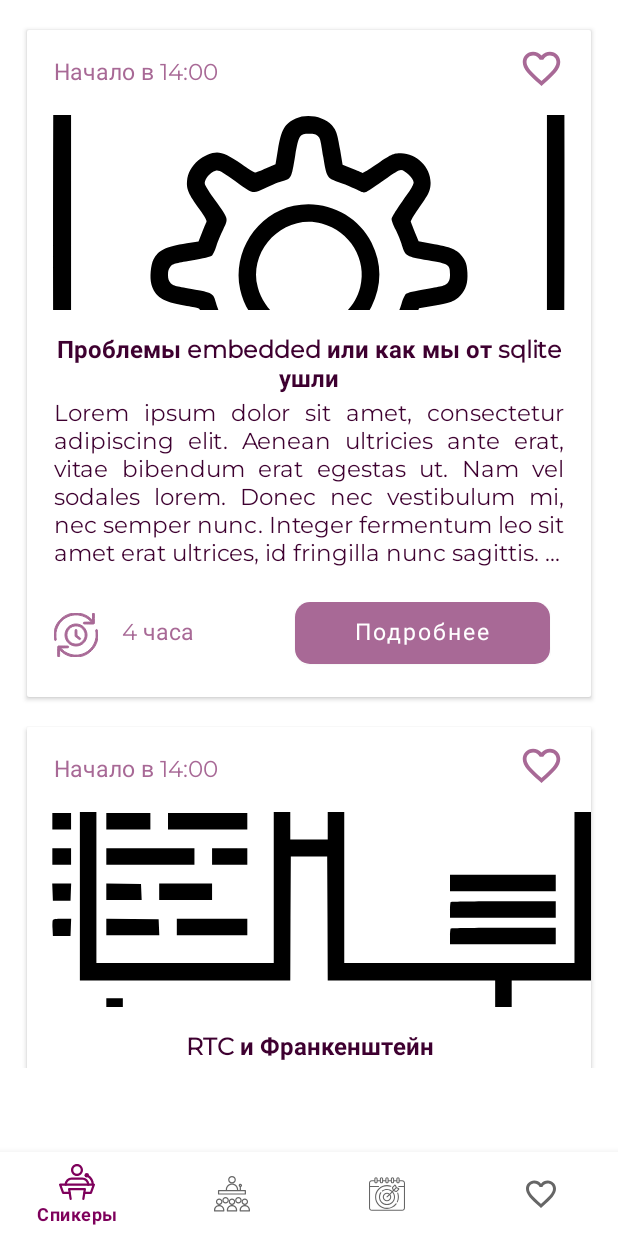
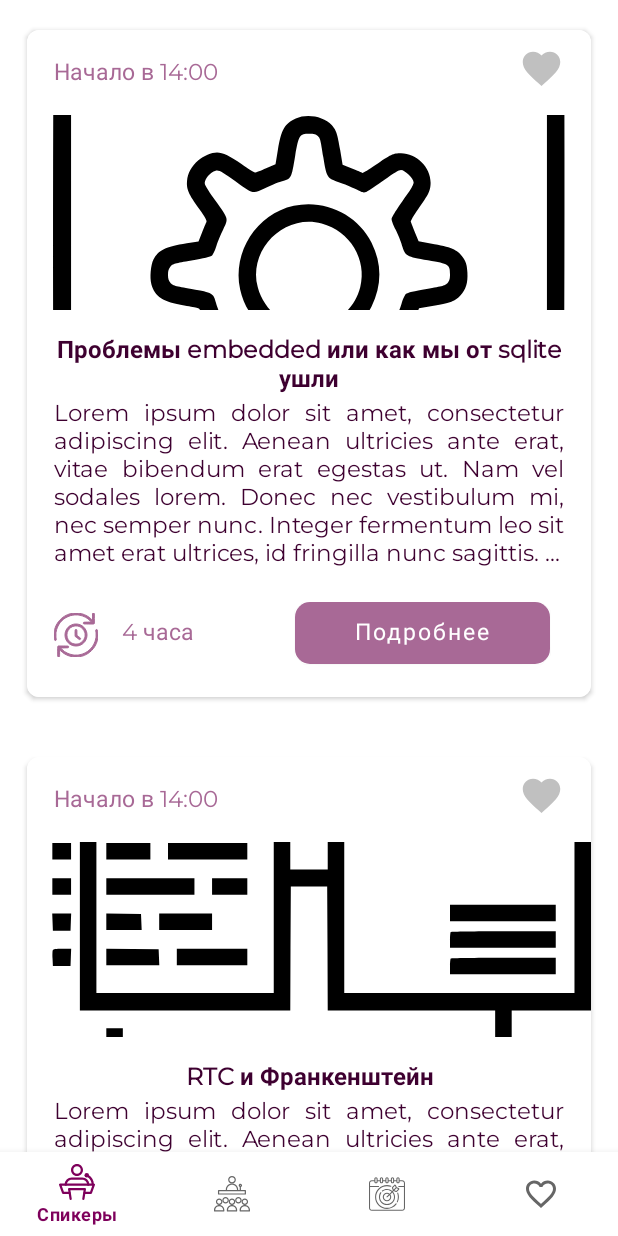
Before and after one commit to condomcom/DomConMobile, an Android app: the fragment PerformanceFragment placed in its activity, on a phone screen of 412 x 824 dp. Run offline under Robolectric (Android 15) with nearby library versions, the phone set to English and light mode, and no system bars.

Commit message:
corrected cards

```diff
--- a/app/src/main/java/com/example/condom/api/DomconApi.java
+++ b/app/src/main/java/com/example/condom/api/DomconApi.java
@@ -1,6 +1,6 @@
 package com.example.condom.api;
 
-import com.example.condom.model.User;
+import com.example.condom.modelIP.User;
 
 import java.util.List;
 
--- a/app/src/main/java/com/example/condom/api/TestActivity2.java
+++ b/app/src/main/java/com/example/condom/api/TestActivity2.java
@@ -6,7 +6,7 @@ import android.widget.TextView;
 import androidx.appcompat.app.AppCompatActivity;
 
 import com.example.condom.R;
-import com.example.condom.model.User;
+import com.example.condom.modelIP.User;
 
 import java.util.List;
 
--- a/app/src/main/java/com/example/condom/authentication/RegistrationFragment.java
+++ b/app/src/main/java/com/example/condom/authentication/RegistrationFragment.java
@@ -17,7 +17,7 @@ import androidx.annotation.StringRes;
 import androidx.fragment.app.Fragment;
 
 import com.example.condom.R;
-import com.example.condom.model.User;
+import com.example.condom.modelIP.User;
 
 import java.util.Calendar;
 
--- a/app/src/main/java/com/example/condom/authentication/SharedPreferencesHelper.java
+++ b/app/src/main/java/com/example/condom/authentication/SharedPreferencesHelper.java
@@ -4,7 +4,7 @@ package com.example.condom.authentication;
 import android.content.Context;
 import android.content.SharedPreferences;
 
-import com.example.condom.model.User;
+import com.example.condom.modelIP.User;
 import com.google.gson.Gson;
 import com.google.gson.reflect.TypeToken;
 
--- a/app/src/main/java/com/example/condom/favorites/FavoritesDB.java
+++ b/app/src/main/java/com/example/condom/dataBase/FavoritesDB.java
@@ -1,4 +1,4 @@
-package com.example.condom.favorites;
+package com.example.condom.dataBase;
 
 import android.content.ContentValues;
 import android.content.Context;
@@ -35,7 +35,6 @@ public class FavoritesDB extends SQLiteOpenHelper {
 
     @Override
     public void onUpgrade(SQLiteDatabase db, int oldVersion, int newVersion) {
-
     }
 
     //создать пустую таблицу
--- a/app/src/main/java/com/example/condom/model/User.java
+++ b/app/src/main/java/com/example/condom/modelIP/User.java
@@ -1,4 +1,4 @@
-package com.example.condom.model;
+package com.example.condom.modelIP;
 
 import com.google.gson.annotations.SerializedName;
 
--- a/app/src/main/java/com/example/condom/favorites/PerformancesCardsItem.java
+++ b/app/src/main/java/com/example/condom/modelItem/FavoritesItem.java
@@ -1,24 +1,22 @@
-package com.example.condom.favorites;
+package com.example.condom.modelItem;
 
-public class PerformancesCardsItem {
+public class FavoritesItem {
     private String keyId;
     private String itemTitle;
     private int itemImage;
     private String itemDescription;
     private String itemBeginning;
     private String itemDuration;
-    private String favoriteStatus;
 
-    public PerformancesCardsItem(String keyId, String itemTitle, int itemImage,
+    public FavoritesItem(String keyId, String itemTitle, int itemImage,
                                  String itemDescription, String itemBeginning,
-                                 String itemDuration, String favoriteStatus) {
+                                 String itemDuration) {
         this.keyId = keyId;
         this.itemTitle = itemTitle;
         this.itemImage = itemImage;
         this.itemDescription = itemDescription;
         this.itemBeginning = itemBeginning;
         this.itemDuration = itemDuration;
-        this.favoriteStatus = favoriteStatus;
     }
 
     public String getKeyId() {
@@ -68,12 +66,4 @@ public class PerformancesCardsItem {
     public void setItemDuration(String itemDuration) {
         this.itemDuration = itemDuration;
     }
-
-    public String getFavoriteStatus() {
-        return favoriteStatus;
-    }
-
-    public void setFavoriteStatus(String favoriteStatus) {
-        this.favoriteStatus = favoriteStatus;
-    }
 }
--- a/app/src/main/java/com/example/condom/favorites/FavoritesItem.java
+++ b/app/src/main/java/com/example/condom/modelItem/PerformancesCardsItem.java
@@ -1,26 +1,24 @@
-package com.example.condom.favorites;
+package com.example.condom.modelItem;
 
-public class FavoritesItem {
+public class PerformancesCardsItem {
     private String keyId;
     private String itemTitle;
     private int itemImage;
     private String itemDescription;
     private String itemBeginning;
     private String itemDuration;
-    //private String favoriteStatus;
+    private String favoriteStatus;
 
-    public FavoritesItem() {
-    }
-
-    public FavoritesItem(String keyId, String itemTitle, int itemImage,
+    public PerformancesCardsItem(String keyId, String itemTitle, int itemImage,
                                  String itemDescription, String itemBeginning,
-                                 String itemDuration) {
+                                 String itemDuration, String favoriteStatus) {
         this.keyId = keyId;
         this.itemTitle = itemTitle;
         this.itemImage = itemImage;
         this.itemDescription = itemDescription;
         this.itemBeginning = itemBeginning;
         this.itemDuration = itemDuration;
+        this.favoriteStatus = favoriteStatus;
     }
 
     public String getKeyId() {
@@ -71,4 +69,11 @@ public class FavoritesItem {
         this.itemDuration = itemDuration;
     }
 
+    public String getFavoriteStatus() {
+        return favoriteStatus;
+    }
+
+    public void setFavoriteStatus(String favoriteStatus) {
+        this.favoriteStatus = favoriteStatus;
+    }
 }
--- a/app/src/main/java/com/example/condom/navigation/FavouritesFragment.java
+++ b/app/src/main/java/com/example/condom/navigation/FavouritesFragment.java
@@ -12,9 +12,9 @@ import androidx.recyclerview.widget.LinearLayoutManager;
 import androidx.recyclerview.widget.RecyclerView;
 
 import com.example.condom.R;
-import com.example.condom.favorites.FavoritesAdapter;
-import com.example.condom.favorites.FavoritesDB;
-import com.example.condom.favorites.FavoritesItem;
+import com.example.condom.favoritesAdapter.FavoritesAdapter;
+import com.example.condom.dataBase.FavoritesDB;
+import com.example.condom.modelItem.FavoritesItem;
 
 import java.util.ArrayList;
 import java.util.List;
--- a/app/src/main/res/drawable/ic_favorite_inactive.xml
+++ b/app/src/main/res/drawable/ic_favorite_inactive.xml
@@ -1,5 +1,5 @@
-<vector android:height="24dp" android:tint="#888888"
+<vector android:height="24dp" android:tint="@color/ripple_effect"
     android:viewportHeight="24" android:viewportWidth="24"
     android:width="24dp" xmlns:android="http://schemas.android.com/apk/res/android">
-    <path android:fillColor="@android:color/white" android:pathData="M16.5,3c-1.74,0 -3.41,0.81 -4.5,2.09C10.91,3.81 9.24,3 7.5,3 4.42,3 2,5.42 2,8.5c0,3.78 3.4,6.86 8.55,11.54L12,21.35l1.45,-1.32C18.6,15.36 22,12.28 22,8.5 22,5.42 19.58,3 16.5,3zM12.1,18.55l-0.1,0.1 -0.1,-0.1C7.14,14.24 4,11.39 4,8.5 4,6.5 5.5,5 7.5,5c1.54,0 3.04,0.99 3.57,2.36h1.87C13.46,5.99 14.96,5 16.5,5c2,0 3.5,1.5 3.5,3.5 0,2.89 -3.14,5.74 -7.9,10.05z"/>
+    <path android:fillColor="@android:color/white" android:pathData="M12,21.35l-1.45,-1.32C5.4,15.36 2,12.28 2,8.5 2,5.42 4.42,3 7.5,3c1.74,0 3.41,0.81 4.5,2.09C13.09,3.81 14.76,3 16.5,3 19.58,3 22,5.42 22,8.5c0,3.78 -3.4,6.86 -8.55,11.54L12,21.35z"/>
 </vector>
--- a/app/src/main/res/layout/card_perform_item.xml
+++ b/app/src/main/res/layout/card_perform_item.xml
@@ -8,7 +8,10 @@
     android:layout_marginTop="20dp"
     android:layout_marginStart="18dp"
     android:layout_marginEnd="18dp"
-    android:layout_gravity="center_horizontal">
+    android:layout_marginBottom="20dp"
+    android:layout_gravity="center_horizontal"
+    android:elevation="10dp"
+    app:cardCornerRadius="8dp">
 
     <LinearLayout
         android:layout_width="match_parent"
@@ -31,7 +34,7 @@
                 android:text="Начало в 14:00"
                 android:theme="@style/TextViewCardAccent" />
 
-            <Button
+            <androidx.appcompat.widget.AppCompatButton
                 android:id="@+id/favourites_perf"
                 android:layout_width="30dp"
                 android:layout_height="30dp"
--- a/app/src/main/res/layout/fragment_authorization.xml
+++ b/app/src/main/res/layout/fragment_authorization.xml
@@ -39,6 +39,7 @@
         android:layout_height="wrap_content"
         android:layout_marginTop="15dp"
         android:text="@string/login"
+        android:layout_marginStart="5dp"
         android:theme="@style/TextViewlight"
         app:layout_constraintBottom_toTopOf="@+id/e_login"
         app:layout_constraintEnd_toEndOf="@+id/background"
@@ -66,6 +67,7 @@
         android:layout_height="wrap_content"
         android:layout_marginTop="20dp"
         android:text="@string/password"
+        android:layout_marginStart="5dp"
         android:theme="@style/TextViewlight"
         app:layout_constraintEnd_toEndOf="@+id/background"
         app:layout_constraintHorizontal_bias="0.109"
@@ -90,11 +92,12 @@
         android:id="@+id/t_conference"
         android:layout_width="wrap_content"
         android:layout_height="wrap_content"
+        android:layout_marginStart="5dp"
         android:layout_marginTop="20dp"
         android:text="@string/conference"
         android:theme="@style/TextViewlight"
         app:layout_constraintEnd_toEndOf="@+id/background"
-        app:layout_constraintHorizontal_bias="0.109"
+        app:layout_constraintHorizontal_bias="0.125"
         app:layout_constraintStart_toStartOf="@+id/background"
         app:layout_constraintTop_toBottomOf="@+id/e_password" />
 
--- a/app/src/main/res/layout/fragment_favourites.xml
+++ b/app/src/main/res/layout/fragment_favourites.xml
@@ -9,7 +9,6 @@
         android:id="@+id/recyclerViewFavorites"
         android:layout_width="match_parent"
         android:layout_height="match_parent"
-        android:paddingBottom="?attr/actionBarSize"
         android:clipToPadding="true"/>
 
 </androidx.constraintlayout.widget.ConstraintLayout>
--- a/app/src/main/res/layout/fragment_performance.xml
+++ b/app/src/main/res/layout/fragment_performance.xml
@@ -7,20 +7,9 @@
     android:orientation="vertical"
     tools:context=".navigation.PerformanceFragment">
 
-    <!--<ScrollView
-        android:layout_width="match_parent"
-        android:layout_height="wrap_content">
-
-        <LinearLayout
-            android:layout_width="match_parent"
-            android:layout_height="wrap_content"
-            android:orientation="vertical">
-        </LinearLayout>
-    </ScrollView>-->
     <androidx.recyclerview.widget.RecyclerView
         android:id="@+id/recyclerViewPerformance"
         android:layout_width="match_parent"
         android:layout_height="match_parent"
-        android:paddingBottom="?attr/actionBarSize"
         android:clipToPadding="true"/>
 </androidx.constraintlayout.widget.ConstraintLayout>
--- a/app/src/main/res/values/themes.xml
+++ b/app/src/main/res/values/themes.xml
@@ -1,16 +1,16 @@
 <resources xmlns:tools="http://schemas.android.com/tools">
     <!-- Base application theme. -->
-    <style name="Theme.ConDom" parent="Theme.MaterialComponents.DayNight.NoActionBar">
+    <style name="Theme.ConDom" parent="Theme.MaterialComponents.Light.NoActionBar">
         <!-- Primary brand color. -->
         <item name="colorPrimary">@color/accent</item>
         <!--<item name="colorPrimaryVariant">@color/purple_700</item>
         <item name="colorOnPrimary">@color/purple_700</item>
-        Secondary brand color. -->
-        <!--<item name="colorSecondaryVariant">@color/teal_700</item>
+        Secondary brand color.
+        <item name="colorSecondaryVariant">@color/teal_700</item>
         <item name="colorOnSecondary">@color/black</item>
         Status bar color
         <item name="android:statusBarColor" tools:targetApi="l">?attr/colorPrimaryVariant</item>
-        Customize your theme here. -->
+        Customize your theme here.-->
     </style>
 
     <style name="TextViewlight">
```
Also changed, not shown: app/src/main/java/com/example/condom/favoritesAdapter/FavoritesAdapter.java (renamed from app/src/main/java/com/example/condom/favorites/FavoritesAdapter.java, +5 -2 lines), app/src/main/java/com/example/condom/favoritesAdapter/PerformancesAdapter.java (renamed from app/src/main/java/com/example/condom/favorites/PerformancesAdapter.java, +10 -5 lines), app/src/main/java/com/example/condom/navigation/PerformanceFragment.java (+2 -5 lines), app/src/main/res/layout/card_fav_item.xml (+10 -7 lines), app/src/main/res/layout/fragment_registration.xml (+15 -7 lines).
